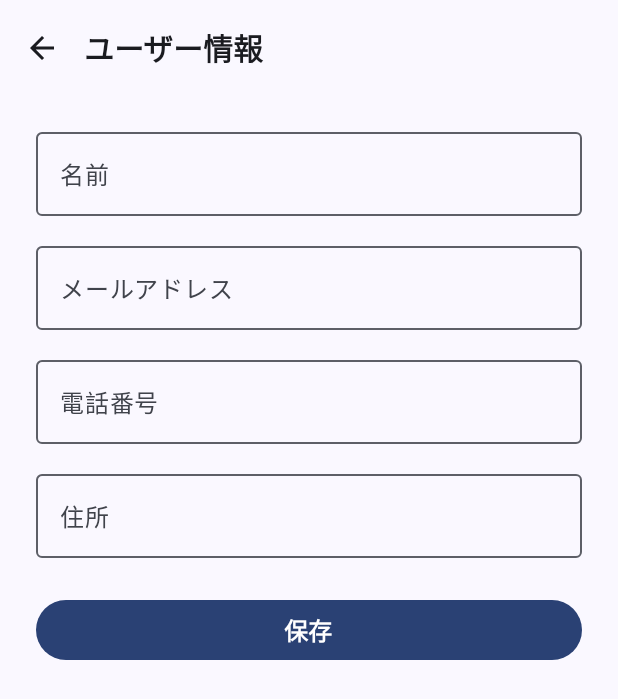
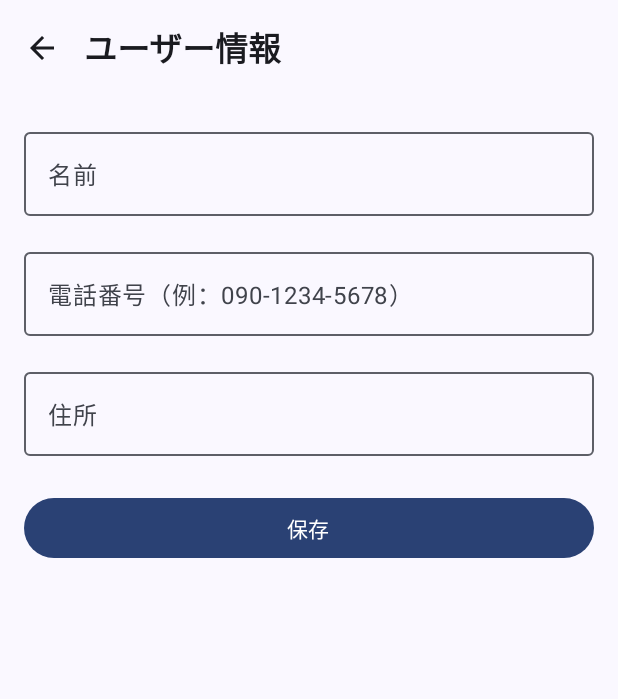
Before and after one commit to Aoi-N7/FergieTime, an Android app built with Jetpack Compose: the UserInfoScreen screen opened through its navigation route, on a phone screen of 412 x 824 dp. Shown: the top 699 px of the screen. Run offline under Robolectric (Android 15) with nearby library versions, the phone set to English and light mode, and no system bars; our stand-ins replace Firebase (no records; nobody signed in at launch, a user with empty details on screens opened directly).

Commit message:
個人情報

```diff
--- a/app/src/main/java/com/example/fergietime/UserInfoScreen.kt
+++ b/app/src/main/java/com/example/fergietime/UserInfoScreen.kt
@@ -4,44 +4,62 @@ import android.widget.Toast
 import androidx.compose.foundation.layout.*
 import androidx.compose.material.icons.Icons
 import androidx.compose.material.icons.filled.ArrowBack
-import androidx.compose.material3.Button
-import androidx.compose.material3.ExperimentalMaterial3Api
-import androidx.compose.material3.Icon
-import androidx.compose.material3.IconButton
-import androidx.compose.material3.OutlinedTextField
-import androidx.compose.material3.Scaffold
-import androidx.compose.material3.Text
-import androidx.compose.material3.TopAppBar
-import androidx.compose.runtime.Composable
-import androidx.compose.runtime.LaunchedEffect
-import androidx.compose.runtime.getValue
-import androidx.compose.runtime.mutableStateOf
-import androidx.compose.runtime.remember
-import androidx.compose.runtime.setValue
+import androidx.compose.material3.*
+import androidx.compose.runtime.*
 import androidx.compose.ui.Alignment
 import androidx.compose.ui.Modifier
 import androidx.compose.ui.platform.LocalContext
 import androidx.compose.ui.text.font.FontWeight
+//import androidx.compose.ui.text.input.KeyboardOptions
+import androidx.compose.ui.text.input.KeyboardType
 import androidx.compose.ui.unit.dp
-import androidx.compose.ui.unit.sp
+import com.google.firebase.auth.FirebaseAuth
+import com.google.firebase.firestore.FirebaseFirestore
 
 @OptIn(ExperimentalMaterial3Api::class)
 @Composable
 fun UserInfoScreen(onBack: () -> Unit) {
     val context = LocalContext.current
+    val db = FirebaseFirestore.getInstance()
+    val auth = FirebaseAuth.getInstance()
+    val user = auth.currentUser
 
-    // ▼ いったんローカルのみ（Firebase/DataStore には保存しない）
     var name by remember { mutableStateOf("") }
-    var email by remember { mutableStateOf("") }
-    var phone by remember { mutableStateOf("") }
+    var phoneNumber by remember { mutableStateOf("") }
     var address by remember { mutableStateOf("") }
+
+    // Firestoreから既存データをロード
+    LaunchedEffect(user) {
+        user?.uid?.let { uid ->
+            db.collection("users").document(uid).get()
+                .addOnSuccessListener { doc ->
+                    if (doc.exists()) {
+                        phoneNumber = doc.getString("phoneNumber") ?: ""
+                        address = doc.getString("address") ?: ""
+                    }
+                }
+
+            db.collection("userdata").document(uid).get()
+                .addOnSuccessListener { doc ->
+                    if (doc.exists()) {
+                        name = doc.getString("name") ?: ""
+                    }
+                }
+        }
+    }
+
+    // 電話番号フォーマットチェック（XXX-XXXX-XXXX）
+    fun isValidPhoneNumber(number: String): Boolean {
+        val regex = Regex("^\\d{3}-\\d{4}-\\d{4}$")
+        return regex.matches(number)
+    }
 
     Scaffold(
         topBar = {
             TopAppBar(
-                title = { Text("ユーザー情報", fontSize = 20.sp, fontWeight = FontWeight.Bold) },
+                title = { Text("ユーザー情報", fontWeight = FontWeight.Bold) },
                 navigationIcon = {
-                    IconButton(onClick = onBack) {
+                    IconButton(onClick = { onBack() }) {
                         Icon(Icons.Filled.ArrowBack, contentDescription = "戻る")
                     }
                 }
@@ -51,57 +69,80 @@ fun UserInfoScreen(onBack: () -> Unit) {
         Column(
             modifier = Modifier
                 .padding(padding)
-                .padding(horizontal = 24.dp),
+                .padding(16.dp),
             horizontalAlignment = Alignment.CenterHorizontally
         ) {
-            Spacer(Modifier.height(16.dp))
-
+            // 名前（日本語入力可能）
             OutlinedTextField(
                 value = name,
                 onValueChange = { name = it },
                 label = { Text("名前") },
-                modifier = Modifier.fillMaxWidth()
+                modifier = Modifier.fillMaxWidth(),
+                //keyboardOptions = KeyboardOptions.Default.copy(keyboardType = KeyboardType.Text)
             )
 
-            Spacer(Modifier.height(12.dp))
+            Spacer(Modifier.height(16.dp))
 
+            // 電話番号（数字とハイフンのみ）
             OutlinedTextField(
-                value = email,
-                onValueChange = { email = it },
-                label = { Text("メールアドレス") },
-                modifier = Modifier.fillMaxWidth()
+                value = phoneNumber,
+                onValueChange = { phoneNumber = it.filter { c -> c.isDigit() || c == '-' } },
+                label = { Text("電話番号（例：090-1234-5678）") },
+                modifier = Modifier.fillMaxWidth(),
+                //keyboardOptions = KeyboardOptions.Default.copy(keyboardType = KeyboardType.Number)
             )
 
-            Spacer(Modifier.height(12.dp))
+            Spacer(Modifier.height(16.dp))
 
-            OutlinedTextField(
-                value = phone,
-                onValueChange = { phone = it },
-                label = { Text("電話番号") },
-                modifier = Modifier.fillMaxWidth()
-            )
-
-            Spacer(Modifier.height(12.dp))
-
+            // 住所（日本語入力可能）
             OutlinedTextField(
                 value = address,
                 onValueChange = { address = it },
                 label = { Text("住所") },
-                modifier = Modifier.fillMaxWidth()
+                modifier = Modifier.fillMaxWidth(),
+                //keyboardOptions = KeyboardOptions.Default.copy(keyboardType = KeyboardType.Text)
             )
 
             Spacer(Modifier.height(24.dp))
 
-            // ▼ 保存ボタン（既存UI準拠：フル幅・文言「保存」）
+            // 保存ボタン
             Button(
                 onClick = {
-                    // いまはローカルのみ：保存した風のフィードバックだけ出す
-                    Toast.makeText(context, "保存しました（ローカル）", Toast.LENGTH_SHORT).show()
-                    onBack()
+                    if (!isValidPhoneNumber(phoneNumber)) {
+                        Toast.makeText(context, "電話番号の形式が正しくありません", Toast.LENGTH_SHORT).show()
+                        return@Button
+                    }
+
+                    user?.uid?.let { uid ->
+                        val userData = mapOf(
+                            "name" to name,
+                            "phoneNumber" to phoneNumber,
+                            "address" to address
+                        )
+
+                        // usersコレクションに保存
+                        db.collection("users").document(uid)
+                            .set(userData)
+                            .addOnSuccessListener {
+                                // userdataにも名前を保存
+                                db.collection("userdata").document(uid)
+                                    .set(mapOf("name" to name))
+                                    .addOnSuccessListener {
+                                        Toast.makeText(context, "保存しました", Toast.LENGTH_SHORT).show()
+                                        onBack()
+                                    }
+                                    .addOnFailureListener {
+                                        Toast.makeText(context, "userdata更新に失敗しました", Toast.LENGTH_SHORT).show()
+                                    }
+                            }
+                            .addOnFailureListener {
+                                Toast.makeText(context, "保存に失敗しました", Toast.LENGTH_SHORT).show()
+                            }
+                    }
                 },
                 modifier = Modifier.fillMaxWidth()
             ) {
-                Text("保存", fontSize = 16.sp, fontWeight = FontWeight.Bold)
+                Text("保存")
             }
         }
     }
```
